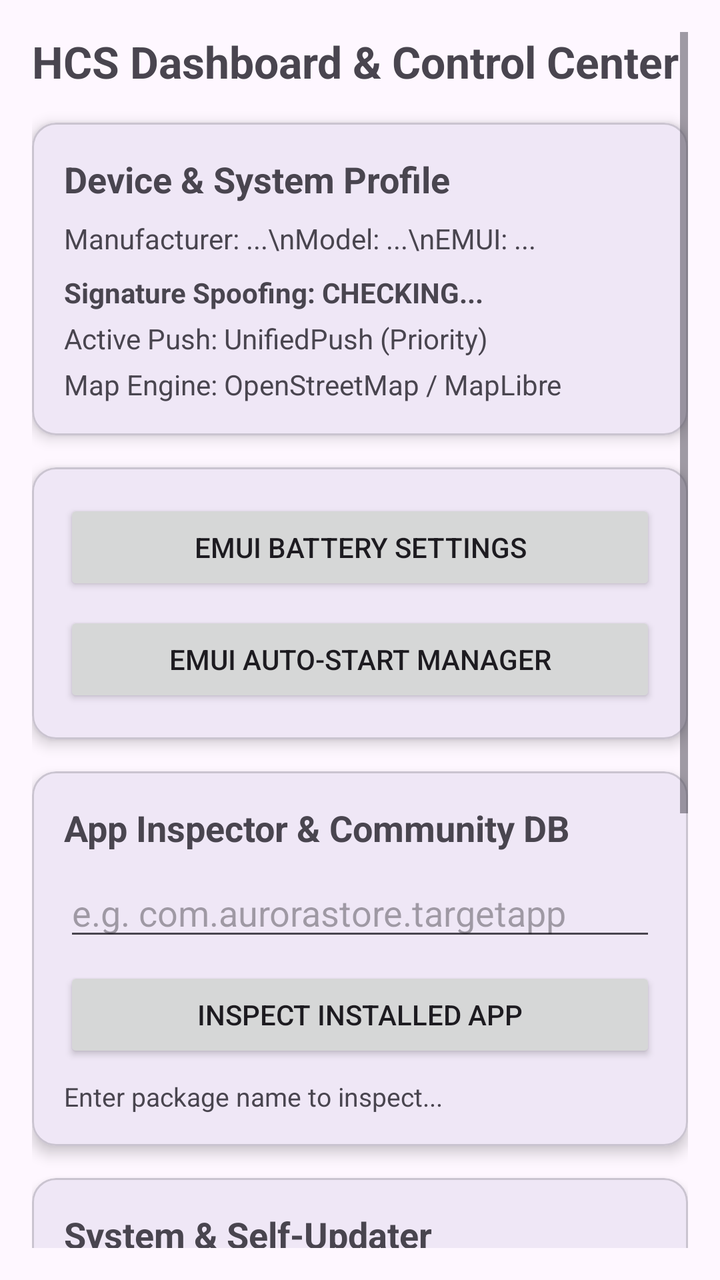
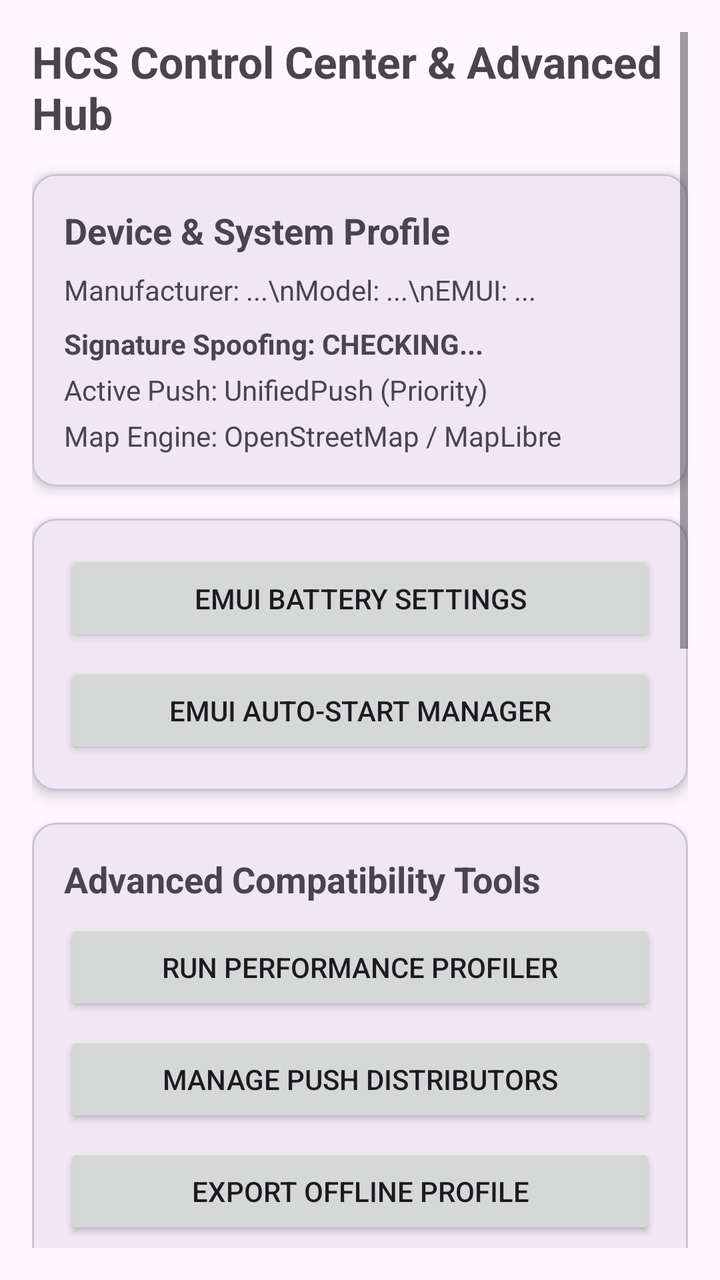

Compare the two renders of this Android layout. The source of the first and the diff that turns it into the second are given below.
<!-- AndroidManifest.xml: application theme Theme.HCS -->
<!-- res/layout/activity_main.xml -->
<ScrollView xmlns:android="http://schemas.android.com/apk/res/android"
    xmlns:app="http://schemas.android.com/apk/res-auto"
    android:layout_width="match_parent"
    android:layout_height="match_parent"
    android:padding="16dp">

    <LinearLayout
        android:layout_width="match_parent"
        android:layout_height="wrap_content"
        android:orientation="vertical">

        <TextView
            android:id="@+id/tvTitle"
            android:layout_width="match_parent"
            android:layout_height="wrap_content"
            android:text="@string/title_dashboard"
            android:textSize="22sp"
            android:textStyle="bold"
            android:layout_marginBottom="16dp" />

        
        <com.google.android.material.card.MaterialCardView
            android:layout_width="match_parent"
            android:layout_height="wrap_content"
            android:layout_marginBottom="16dp"
            app:cardCornerRadius="12dp"
            app:cardElevation="4dp">

            <LinearLayout
                android:layout_width="match_parent"
                android:layout_height="wrap_content"
                android:orientation="vertical"
                android:padding="16dp">

                <TextView
                    android:layout_width="wrap_content"
                    android:layout_height="wrap_content"
                    android:text="@string/subtitle_device_profile"
                    android:textSize="18sp"
                    android:textStyle="bold"
                    android:layout_marginBottom="8dp" />

                <TextView
                    android:id="@+id/tvDeviceInfo"
                    android:layout_width="match_parent"
                    android:layout_height="wrap_content"
                    android:text="Manufacturer: ...\nModel: ...\nEMUI: ..."
                    android:textSize="14sp"
                    android:layout_marginBottom="8dp" />

                <TextView
                    android:id="@+id/tvSignatureSpoofing"
                    android:layout_width="match_parent"
                    android:layout_height="wrap_content"
                    android:text="Signature Spoofing: CHECKING..."
                    android:textSize="14sp"
                    android:textStyle="bold"
                    android:layout_marginBottom="4dp" />

                <TextView
                    android:id="@+id/tvPushTransport"
                    android:layout_width="match_parent"
                    android:layout_height="wrap_content"
                    android:text="Active Push: UnifiedPush (Priority)"
                    android:textSize="14sp"
                    android:layout_marginBottom="4dp" />

                <TextView
                    android:id="@+id/tvMapProvider"
                    android:layout_width="match_parent"
                    android:layout_height="wrap_content"
                    android:text="Map Engine: OpenStreetMap / MapLibre"
                    android:textSize="14sp" />

            </LinearLayout>

        </com.google.android.material.card.MaterialCardView>

        
        <com.google.android.material.card.MaterialCardView
            android:layout_width="match_parent"
            android:layout_height="wrap_content"
            android:layout_marginBottom="16dp"
            app:cardCornerRadius="12dp"
            app:cardElevation="4dp">

            <LinearLayout
                android:layout_width="match_parent"
                android:layout_height="wrap_content"
                android:orientation="vertical"
                android:padding="16dp">

                <Button
                    android:id="@+id/btnBatterySettings"
                    android:layout_width="match_parent"
                    android:layout_height="wrap_content"
                    android:text="@string/btn_open_battery"
                    android:layout_marginBottom="8dp" />

                <Button
                    android:id="@+id/btnAutoStart"
                    android:layout_width="match_parent"
                    android:layout_height="wrap_content"
                    android:text="@string/btn_open_autostart" />

            </LinearLayout>

        </com.google.android.material.card.MaterialCardView>

        
        <com.google.android.material.card.MaterialCardView
            android:layout_width="match_parent"
            android:layout_height="wrap_content"
            android:layout_marginBottom="16dp"
            app:cardCornerRadius="12dp"
            app:cardElevation="4dp">

            <LinearLayout
                android:layout_width="match_parent"
                android:layout_height="wrap_content"
                android:orientation="vertical"
                android:padding="16dp">

                <TextView
                    android:layout_width="wrap_content"
                    android:layout_height="wrap_content"
                    android:text="@string/title_app_inspector"
                    android:textSize="18sp"
                    android:textStyle="bold"
                    android:layout_marginBottom="8dp" />

                <EditText
                    android:id="@+id/etPackageName"
                    android:layout_width="match_parent"
                    android:layout_height="wrap_content"
                    android:hint="e.g. com.aurorastore.targetapp"
                    android:inputType="textUri"
                    android:layout_marginBottom="8dp" />

                <Button
                    android:id="@+id/btnInspect"
                    android:layout_width="match_parent"
                    android:layout_height="wrap_content"
                    android:text="@string/btn_inspect_app"
                    android:layout_marginBottom="8dp" />

                <TextView
                    android:id="@+id/tvInspectionResult"
                    android:layout_width="match_parent"
                    android:layout_height="wrap_content"
                    android:text="Enter package name to inspect..."
                    android:textSize="13sp" />

            </LinearLayout>

        </com.google.android.material.card.MaterialCardView>

        
        <com.google.android.material.card.MaterialCardView
            android:layout_width="match_parent"
            android:layout_height="wrap_content"
            android:layout_marginBottom="16dp"
            app:cardCornerRadius="12dp"
            app:cardElevation="4dp">

            <LinearLayout
                android:layout_width="match_parent"
                android:layout_height="wrap_content"
                android:orientation="vertical"
                android:padding="16dp">

                <TextView
                    android:layout_width="wrap_content"
                    android:layout_height="wrap_content"
                    android:text="@string/title_update_system"
                    android:textSize="18sp"
                    android:textStyle="bold"
                    android:layout_marginBottom="8dp" />

                <Button
                    android:id="@+id/btnCheckUpdates"
                    android:layout_width="match_parent"
                    android:layout_height="wrap_content"
                    android:text="@string/btn_check_updates"
                    android:layout_marginBottom="12dp" />

                <TextView
                    android:layout_width="wrap_content"
                    android:layout_height="wrap_content"
                    android:text="@string/title_privileged_module"
                    android:textSize="16sp"
                    android:textStyle="bold"
                    android:layout_marginBottom="8dp" />

                <Button
                    android:id="@+id/btnSimulatePatch"
                    android:layout_width="match_parent"
                    android:layout_height="wrap_content"
                    android:text="@string/btn_simulate_patch" />

            </LinearLayout>

        </com.google.android.material.card.MaterialCardView>

        
        <com.google.android.material.card.MaterialCardView
            android:layout_width="match_parent"
            android:layout_height="wrap_content"
            android:layout_marginBottom="16dp"
            app:cardCornerRadius="12dp"
            app:cardElevation="4dp">

            <LinearLayout
                android:layout_width="match_parent"
                android:layout_height="wrap_content"
                android:orientation="vertical"
                android:padding="16dp">

                <TextView
                    android:layout_width="wrap_content"
                    android:layout_height="wrap_content"
                    android:text="@string/title_privacy_panel"
                    android:textSize="18sp"
                    android:textStyle="bold"
                    android:layout_marginBottom="8dp" />

                <TextView
                    android:layout_width="match_parent"
                    android:layout_height="wrap_content"
                    android:text="@string/privacy_description"
                    android:textSize="13sp"
                    android:layout_marginBottom="12dp" />

                <Button
                    android:id="@+id/btnExportLog"
                    android:layout_width="match_parent"
                    android:layout_height="wrap_content"
                    android:text="@string/btn_export_log" />

            </LinearLayout>

        </com.google.android.material.card.MaterialCardView>

    </LinearLayout>

</ScrollView>
<!-- resources referenced by this layout -->
<resources>
  <string name="btn_check_updates">Check for Updates</string>
  <string name="btn_export_log">Export Redacted Diagnostic Log</string>
  <string name="btn_inspect_app">Inspect Installed App</string>
  <string name="btn_open_autostart">EMUI Auto-Start Manager</string>
  <string name="btn_open_battery">EMUI Battery Settings</string>
  <string name="btn_simulate_patch">Test Simulated System Patch</string>
  <string name="privacy_description">HCS never collects tokens, accounts, IMEIs, or personal logs. All exported diagnostics are redacted locally.</string>
  <string name="subtitle_device_profile">Device &amp; System Profile</string>
  <string name="title_app_inspector">App Inspector &amp; Community DB</string>
  <string name="title_dashboard">HCS Dashboard &amp; Control Center</string>
  <string name="title_privacy_panel">Privacy &amp; Transparency</string>
  <string name="title_privileged_module">Privileged / Root Mode (Optional)</string>
  <string name="title_update_system">System &amp; Self-Updater</string>
  <style name="Theme.HCS" parent="Base.Theme.HCS" />
  <style name="Base.Theme.HCS" parent="Theme.Material3.DayNight.NoActionBar">
      </style>
</resources>

<!-- the commit's change to res/layout/activity_main.xml (unified diff, before → after) -->
@@ -124,6 +124,52 @@
                 <TextView
                     android:layout_width="wrap_content"
                     android:layout_height="wrap_content"
+                    android:text="@string/title_advanced_tools"
+                    android:textSize="18sp"
+                    android:textStyle="bold"
+                    android:layout_marginBottom="8dp" />
+
+                <Button
+                    android:id="@+id/btnRunBenchmark"
+                    android:layout_width="match_parent"
+                    android:layout_height="wrap_content"
+                    android:text="@string/btn_run_benchmark"
+                    android:layout_marginBottom="8dp" />
+
+                <Button
+                    android:id="@+id/btnManageDistributors"
+                    android:layout_width="match_parent"
+                    android:layout_height="wrap_content"
+                    android:text="@string/btn_manage_distributors"
+                    android:layout_marginBottom="8dp" />
+
+                <Button
+                    android:id="@+id/btnExportOfflineProfile"
+                    android:layout_width="match_parent"
+                    android:layout_height="wrap_content"
+                    android:text="@string/btn_export_offline_profile" />
+
+            </LinearLayout>
+
+        </com.google.android.material.card.MaterialCardView>
+
+        
+        <com.google.android.material.card.MaterialCardView
+            android:layout_width="match_parent"
+            android:layout_height="wrap_content"
+            android:layout_marginBottom="16dp"
+            app:cardCornerRadius="12dp"
+            app:cardElevation="4dp">
+
+            <LinearLayout
+                android:layout_width="match_parent"
+                android:layout_height="wrap_content"
+                android:orientation="vertical"
+                android:padding="16dp">
+
+                <TextView
+                    android:layout_width="wrap_content"
+                    android:layout_height="wrap_content"
                     android:text="@string/title_app_inspector"
                     android:textSize="18sp"
                     android:textStyle="bold"
<!-- resource entries referenced after the edit -->
@@ -2,14 +2,18 @@
 <resources>
   <string name="btn_check_updates">Check for Updates</string>
   <string name="btn_export_log">Export Redacted Diagnostic Log</string>
+  <string name="btn_export_offline_profile">Export Offline Profile</string>
   <string name="btn_inspect_app">Inspect Installed App</string>
+  <string name="btn_manage_distributors">Manage Push Distributors</string>
   <string name="btn_open_autostart">EMUI Auto-Start Manager</string>
   <string name="btn_open_battery">EMUI Battery Settings</string>
+  <string name="btn_run_benchmark">Run Performance Profiler</string>
   <string name="btn_simulate_patch">Test Simulated System Patch</string>
   <string name="privacy_description">HCS never collects tokens, accounts, IMEIs, or personal logs. All exported diagnostics are redacted locally.</string>
   <string name="subtitle_device_profile">Device &amp; System Profile</string>
+  <string name="title_advanced_tools">Advanced Compatibility Tools</string>
   <string name="title_app_inspector">App Inspector &amp; Community DB</string>
-  <string name="title_dashboard">HCS Dashboard &amp; Control Center</string>
+  <string name="title_dashboard">HCS Control Center &amp; Advanced Hub</string>
   <string name="title_privacy_panel">Privacy &amp; Transparency</string>
   <string name="title_privileged_module">Privileged / Root Mode (Optional)</string>
   <string name="title_update_system">System &amp; Self-Updater</string>
